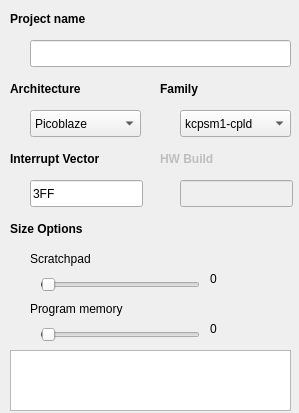
Qt form IDE/GUI/dialogs/projectcfg/projectcfg_general.ui (AbyssAbbeba/MDS-picoblaze-AVR-ide) before a commit.
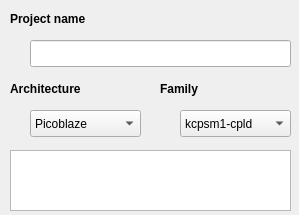
The same form after that commit.

What changed in the file:
```diff
--- a/IDE/GUI/dialogs/projectcfg/projectcfg_general.ui
+++ b/IDE/GUI/dialogs/projectcfg/projectcfg_general.ui
@@ -7,41 +7,12 @@
     <x>0</x>
     <y>0</y>
     <width>299</width>
-    <height>413</height>
+    <height>215</height>
    </rect>
   </property>
   <property name="windowTitle">
    <string>Form</string>
   </property>
-  <widget class="QSlider" name="sldScratchpad">
-   <property name="geometry">
-    <rect>
-     <x>40</x>
-     <y>270</y>
-     <width>160</width>
-     <height>29</height>
-    </rect>
-   </property>
-   <property name="minimum">
-    <number>-1</number>
-   </property>
-   <property name="orientation">
-    <enum>Qt::Horizontal</enum>
-   </property>
-  </widget>
-  <widget class="QLabel" name="lblProgMem">
-   <property name="geometry">
-    <rect>
-     <x>210</x>
-     <y>320</y>
-     <width>66</width>
-     <height>17</height>
-    </rect>
-   </property>
-   <property name="text">
-    <string>0</string>
-   </property>
-  </widget>
   <widget class="QComboBox" name="cmbFamily">
    <property name="geometry">
     <rect>
@@ -87,19 +58,6 @@
     </rect>
    </property>
   </widget>
-  <widget class="QLabel" name="lblScratchpad">
-   <property name="geometry">
-    <rect>
-     <x>210</x>
-     <y>270</y>
-     <width>66</width>
-     <height>17</height>
-    </rect>
-   </property>
-   <property name="text">
-    <string>0</string>
-   </property>
-  </widget>
   <widget class="QComboBox" name="cmbArch">
    <property name="geometry">
     <rect>
@@ -115,32 +73,6 @@
     </property>
    </item>
   </widget>
-  <widget class="QLabel" name="label_7">
-   <property name="geometry">
-    <rect>
-     <x>30</x>
-     <y>250</y>
-     <width>81</width>
-     <height>17</height>
-    </rect>
-   </property>
-   <property name="text">
-    <string>Scratchpad</string>
-   </property>
-  </widget>
-  <widget class="QLabel" name="label_8">
-   <property name="geometry">
-    <rect>
-     <x>30</x>
-     <y>300</y>
-     <width>121</width>
-     <height>17</height>
-    </rect>
-   </property>
-   <property name="text">
-    <string>Program memory</string>
-   </property>
-  </widget>
   <widget class="QLabel" name="label">
    <property name="geometry">
     <rect>
@@ -160,25 +92,6 @@
     <string>Project name</string>
    </property>
   </widget>
-  <widget class="QLabel" name="label_5">
-   <property name="geometry">
-    <rect>
-     <x>10</x>
-     <y>150</y>
-     <width>131</width>
-     <height>17</height>
-    </rect>
-   </property>
-   <property name="font">
-    <font>
-     <weight>75</weight>
-     <bold>true</bold>
-    </font>
-   </property>
-   <property name="text">
-    <string>Interrupt Vector</string>
-   </property>
-  </widget>
   <widget class="QLabel" name="label_3">
    <property name="geometry">
     <rect>
@@ -202,7 +115,7 @@
    <property name="geometry">
     <rect>
      <x>10</x>
-     <y>350</y>
+     <y>150</y>
      <width>281</width>
      <height>61</height>
     </rect>
@@ -211,51 +124,6 @@
     <bool>true</bool>
    </property>
   </widget>
-  <widget class="QLineEdit" name="leHWBuild">
-   <property name="enabled">
-    <bool>false</bool>
-   </property>
-   <property name="geometry">
-    <rect>
-     <x>180</x>
-     <y>180</y>
-     <width>113</width>
-     <height>27</height>
-    </rect>
-   </property>
-  </widget>
-  <widget class="QSlider" name="sldProgMem">
-   <property name="geometry">
-    <rect>
-     <x>40</x>
-     <y>320</y>
-     <width>160</width>
-     <height>29</height>
-    </rect>
-   </property>
-   <property name="minimum">
-    <number>-1</number>
-   </property>
-   <property name="value">
-    <number>0</number>
-   </property>
-   <property name="orientation">
-    <enum>Qt::Horizontal</enum>
-   </property>
-  </widget>
-  <widget class="QLineEdit" name="leIntVector">
-   <property name="geometry">
-    <rect>
-     <x>30</x>
-     <y>180</y>
-     <width>113</width>
-     <height>27</height>
-    </rect>
-   </property>
-   <property name="text">
-    <string>3FF</string>
-   </property>
-  </widget>
   <widget class="QLabel" name="label_4">
    <property name="geometry">
     <rect>
@@ -275,47 +143,6 @@
     <string>Architecture</string>
    </property>
   </widget>
-  <widget class="QLabel" name="lblHWBuild">
-   <property name="enabled">
-    <bool>false</bool>
-   </property>
-   <property name="geometry">
-    <rect>
-     <x>160</x>
-     <y>150</y>
-     <width>66</width>
-     <height>17</height>
-    </rect>
-   </property>
-   <property name="font">
-    <font>
-     <weight>75</weight>
-     <bold>true</bold>
-    </font>
-   </property>
-   <property name="text">
-    <string>HW Build</string>
-   </property>
-  </widget>
-  <widget class="QLabel" name="label_9">
-   <property name="geometry">
-    <rect>
-     <x>10</x>
-     <y>220</y>
-     <width>91</width>
-     <height>17</height>
-    </rect>
-   </property>
-   <property name="font">
-    <font>
-     <weight>75</weight>
-     <bold>true</bold>
-    </font>
-   </property>
-   <property name="text">
-    <string>Size Options</string>
-   </property>
-  </widget>
  </widget>
  <resources/>
  <connections/>
```
